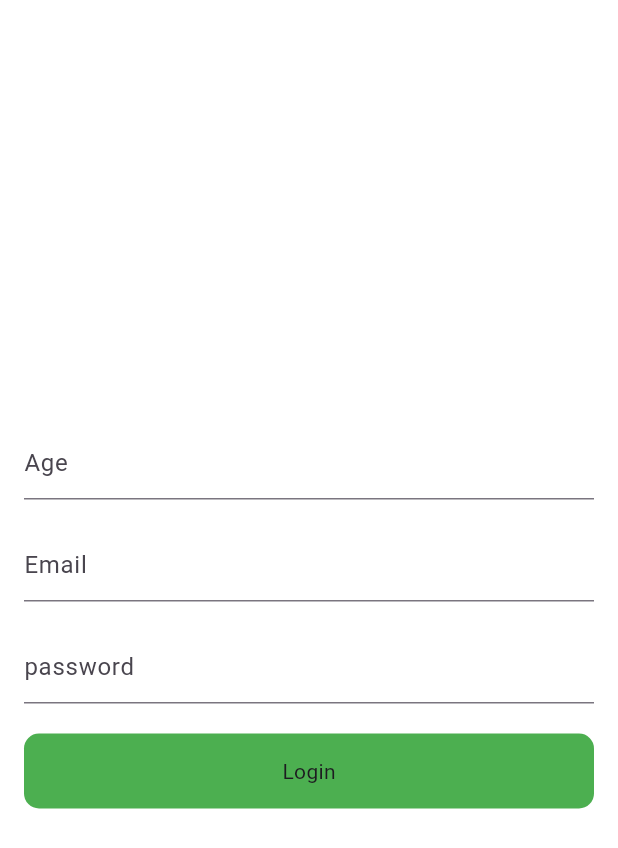
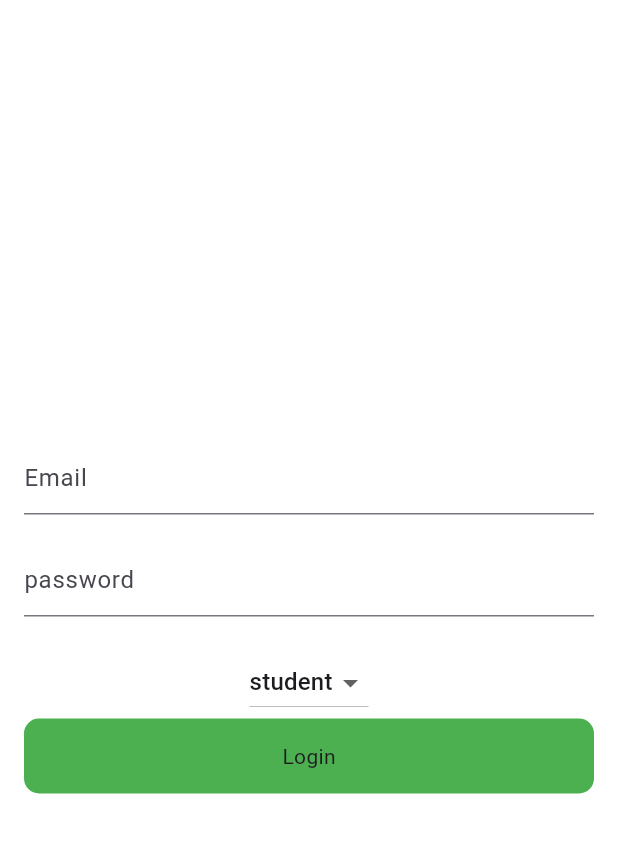
Before and after one commit to HamzaIqbalMughal/flutter_practice_sharedpreference_rest_api, a Flutter app: the screen it shows after launch, on a phone screen of 412 x 824 dp. Shown: the top 848 px of the screen. Run offline on Flutter 3.47's test engine with Material 2 defaults, Android fonts, the phone set to English and light mode, and no system bars; our stand-ins replace fluttertoast, shared_preferences.

Commit message:
using sharedPreferences, implemented multi user session (multi role user login)

```diff
--- a/lib/home_screen.dart
+++ b/lib/home_screen.dart
@@ -86,7 +86,7 @@ class _HomeScreenState extends State<HomeScreen> {
                   SharedPreferences sp = await SharedPreferences.getInstance();
                   // sp.setBool('isLogIn', false);
                   sp.clear();
-                  Navigator.pushNamed(context, LogInScreen.screen_id);
+                  Navigator.pop(context);
                 },
                 child: Container(
                   height: 50,
--- a/lib/login_screen.dart
+++ b/lib/login_screen.dart
@@ -1,5 +1,8 @@
 import 'package:flutter/material.dart';
+import 'package:flutter_practice_sharedpreference_rest_api/admin_screen.dart';
 import 'package:flutter_practice_sharedpreference_rest_api/home_screen.dart';
+import 'package:flutter_practice_sharedpreference_rest_api/studentScreen.dart';
+import 'package:flutter_practice_sharedpreference_rest_api/teacher_screen.dart';
 import 'package:fluttertoast/fluttertoast.dart';
 import 'package:shared_preferences/shared_preferences.dart';
 
@@ -17,7 +20,10 @@ class _LogInScreenState extends State<LogInScreen> {
 
   final emailController = TextEditingController();
   final passwordController = TextEditingController();
-  final ageController = TextEditingController();
+
+  static const List<String> userTypes = <String>['student', 'admin', 'teacher'];
+
+  String dropDownFirstVal = userTypes.first;
 
   @override
   Widget build(BuildContext context) {
@@ -30,14 +36,6 @@ class _LogInScreenState extends State<LogInScreen> {
           mainAxisAlignment: MainAxisAlignment.center,
           crossAxisAlignment: CrossAxisAlignment.center,
           children: [
-            TextFormField(
-              keyboardType: TextInputType.number,
-              controller: ageController,
-              decoration: InputDecoration(hintText: 'Age'),
-            ),
-            SizedBox(
-              height: 20,
-            ),
             TextFormField(
               controller: emailController,
               decoration: InputDecoration(hintText: 'Email'),
@@ -55,16 +53,50 @@ class _LogInScreenState extends State<LogInScreen> {
             SizedBox(
               height: 20,
             ),
+            // DropdownButton<String>(
+            //   value: dropDownFirstVal,
+            //   items:
+            //       credentialsList.map<DropdownMenuItem<String>>((String value) {
+            //     return DropdownMenuItem<String>(
+            //       value: value,
+            //       child: Text(value),
+            //     );
+            //   }).toList(),
+            //   onChanged: (String? value) {
+            //     setState(() {
+            //       dropDownFirstVal = value!;
+            //     });
+            //   },
+            // ),
+            DropdownButton<String>(
+              value: dropDownFirstVal,
+              items: userTypes.map<DropdownMenuItem<String>>((String value) {
+                return DropdownMenuItem<String>(
+                  value: value,
+                  child: Text(value),
+                );
+              }).toList(),
+              onChanged: (String? value) {
+                setState(() {
+                  dropDownFirstVal = value!;
+                });
+              },
+            ),
             InkWell(
               onTap: () async {
                 SharedPreferences sp = await SharedPreferences.getInstance();
 
                 sp.setString('email', emailController.text.toString());
-                sp.setString('age', ageController.text.toString());
-                sp.setString('userType', 'student');
+                sp.setString('userType', dropDownFirstVal);
                 sp.setBool('isLogIn', true);
 
-                Navigator.pushNamed(context, HomeScreen.screen_id);
+                if (sp.getString('userType') == 'student') {
+                  Navigator.pushNamed(context, StudentScreen.screen_id);
+                } else if (sp.getString('userType') == 'admin') {
+                  Navigator.pushNamed(context, AdminScreen.screed_id);
+                } else if (sp.getString('userType') == 'teacher') {
+                  Navigator.pushNamed(context, TeacherScreen.screen_id);
+                }
               },
               child: Container(
                 height: 50,
--- a/lib/main.dart
+++ b/lib/main.dart
@@ -1,8 +1,10 @@
 import 'package:flutter/material.dart';
+import 'package:flutter_practice_sharedpreference_rest_api/admin_screen.dart';
 import 'package:flutter_practice_sharedpreference_rest_api/home_screen.dart';
 import 'package:flutter_practice_sharedpreference_rest_api/login_screen.dart';
 import 'package:flutter_practice_sharedpreference_rest_api/splash_screen.dart';
 import 'package:flutter_practice_sharedpreference_rest_api/studentScreen.dart';
+import 'package:flutter_practice_sharedpreference_rest_api/teacher_screen.dart';
 
 void main() {
   runApp(const MyApp());
@@ -24,10 +26,12 @@ class MyApp extends StatelessWidget {
       // home: SplashScreen(),
       initialRoute: SplashScreen.screen_id,
       routes: {
-        SplashScreen.screen_id : (context)=> SplashScreen(),
-        HomeScreen.screen_id : (context)=> HomeScreen(),
-        LogInScreen.screen_id : (context)=> LogInScreen(),
-        StudentScreen.screen_id : (context)=> StudentScreen(),
+        SplashScreen.screen_id: (context) => SplashScreen(),
+        HomeScreen.screen_id: (context) => HomeScreen(),
+        LogInScreen.screen_id: (context) => LogInScreen(),
+        StudentScreen.screen_id: (context) => StudentScreen(),
+        AdminScreen.screed_id: (context) => AdminScreen(),
+        TeacherScreen.screen_id: (context) => TeacherScreen(),
       },
     );
   }
--- a/lib/studentScreen.dart
+++ b/lib/studentScreen.dart
@@ -4,7 +4,6 @@ import 'package:shared_preferences/shared_preferences.dart';
 import 'login_screen.dart';
 
 class StudentScreen extends StatefulWidget {
-
   const StudentScreen({super.key});
 
   static const String screen_id = 'StudentScreen';
@@ -73,7 +72,7 @@ class _StudentScreenState extends State<StudentScreen> {
                   SharedPreferences sp = await SharedPreferences.getInstance();
                   // sp.setBool('isLogIn', false);
                   sp.clear();
-                  Navigator.pushNamed(context, LogInScreen.screen_id);
+                  Navigator.pop(context);
                 },
                 child: Container(
                   height: 50,
--- a/notes.txt
+++ b/notes.txt
@@ -4,3 +4,5 @@ things learned in this project:
 3. SharedPreferences
 4. used controllers
 5. on HomeScreen , added circular progress indicator & used dropdown manu button
+6. using SharedPreferences, created multiple session according to multiple user.
+7.
```
Also changed, not shown: lib/admin_screen.dart (added, +50 -0 lines), lib/splash_screen.dart (+17 -13 lines), lib/teacher_screen.dart (added, +50 -0 lines).
